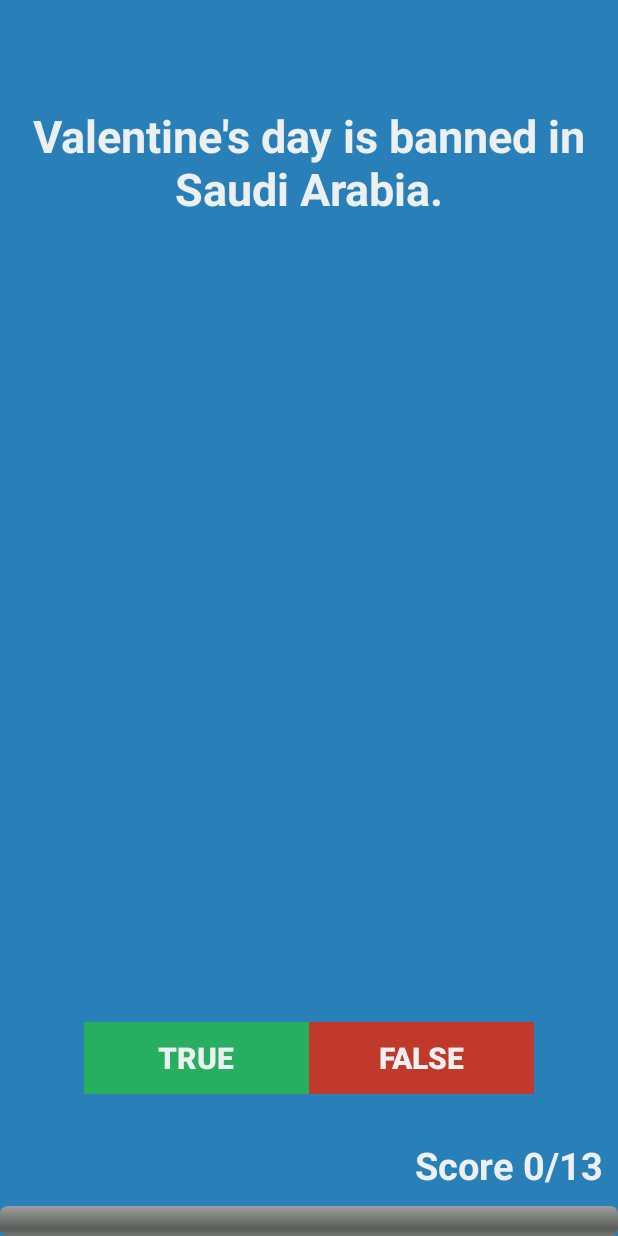
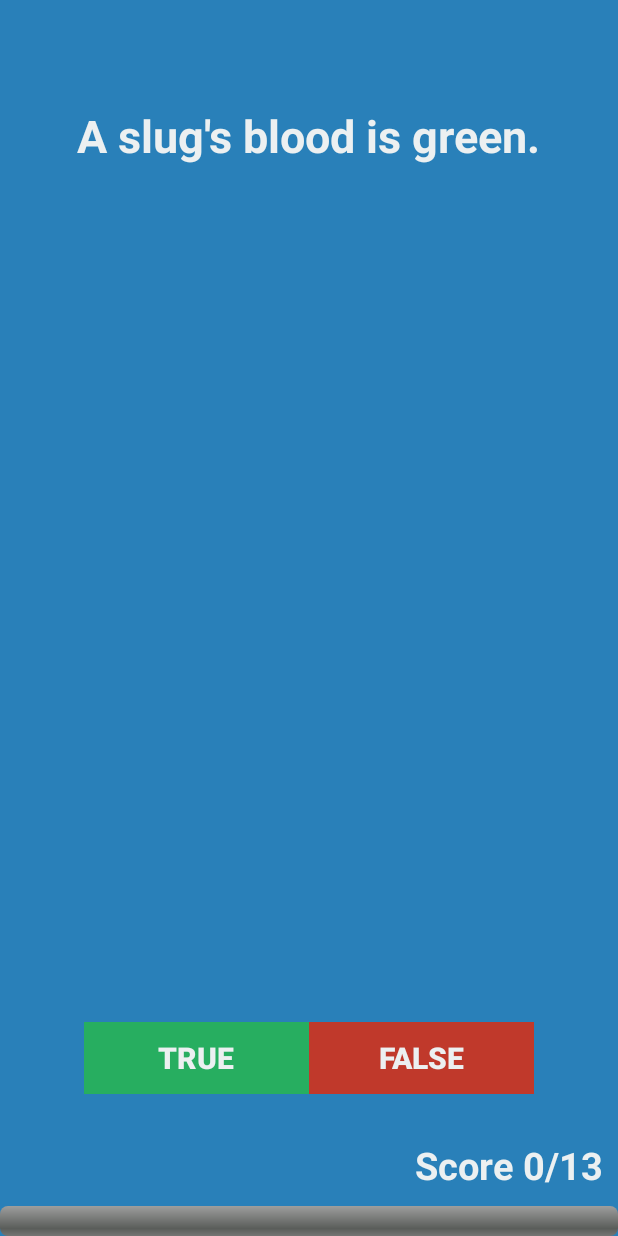
Before and after one commit to alexr101/Android-O-and-Java, an Android app: the screen it shows after launch (MainActivity), after a tap on "TRUE", on a phone screen of 412 x 824 dp. Run offline under Robolectric (Android 15) with nearby library versions, the phone set to English and light mode, and no system bars.

Commit message:
create update question method and link previous btn event listeners to it. Questions now update

```diff
--- a/Quizzler-Android/app/src/main/java/com/londonappbrewery/quizzler/MainActivity.java
+++ b/Quizzler-Android/app/src/main/java/com/londonappbrewery/quizzler/MainActivity.java
@@ -49,15 +49,12 @@ public class MainActivity extends Activity {
         mQuestionTextView = (TextView) findViewById(R.id.question_text_view);
 
         mQuestion = mQuestionBank[mIndex].getId();
-
         mQuestionTextView.setText(mQuestion);
 
         View.OnClickListener btnListener = new View.OnClickListener() {
             @Override
             public void onClick(View v) {
-                String msg = v.getTag().toString() + " button was pressed";
-                Toast btnToast = Toast.makeText(getApplicationContext(), msg, Toast.LENGTH_SHORT);
-                btnToast.show();
+                updateQuestion();
             }
         };
 
@@ -67,6 +64,10 @@ public class MainActivity extends Activity {
 
     }
 
-    Question q1 = new Question(R.string.question_1, true);
+    private void updateQuestion() {
+        mIndex++;
+        mQuestion = mQuestionBank[mIndex].getId();
+        mQuestionTextView.setText(mQuestion);
+    }
 
 }
```
